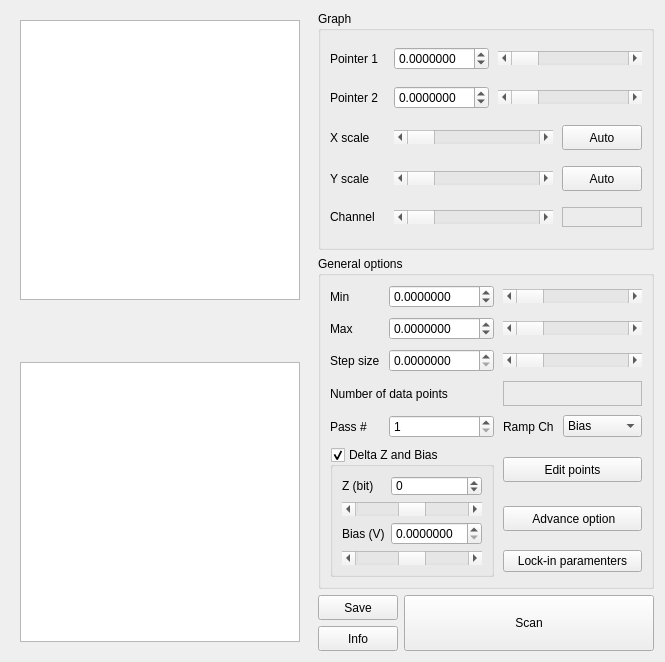
First picture: the form in pyqt5 STM software/ui/Spectroscopy.ui, repository freestylexyz/STM-pyqt5-software, before the edit.
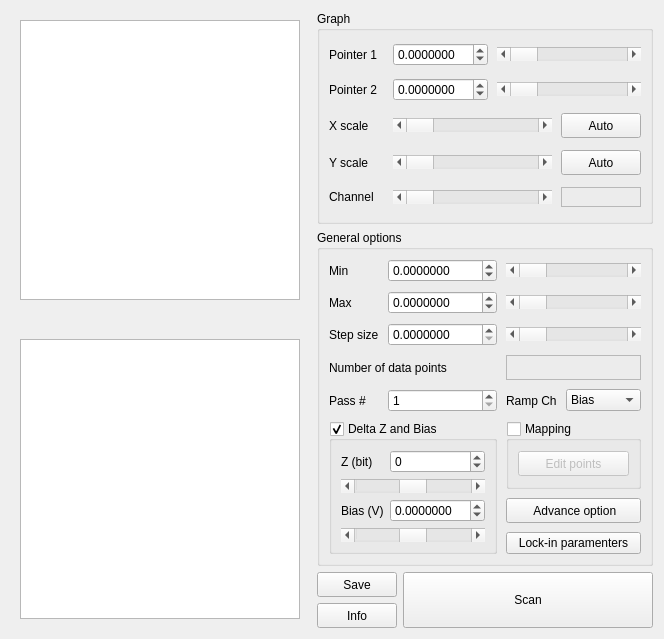
Second picture: the form after the edit.

```diff
--- a/pyqt5 STM software/ui/Spectroscopy.ui
+++ b/pyqt5 STM software/ui/Spectroscopy.ui
@@ -6,8 +6,8 @@
    <rect>
     <x>0</x>
     <y>0</y>
-    <width>665</width>
-    <height>662</height>
+    <width>664</width>
+    <height>639</height>
    </rect>
   </property>
   <property name="windowTitle">
@@ -383,19 +383,6 @@
         </property>
        </widget>
       </item>
-      <item row="6" column="2" colspan="2">
-       <widget class="QPushButton" name="pushButton_EditPoints">
-        <property name="minimumSize">
-         <size>
-          <width>0</width>
-          <height>25</height>
-         </size>
-        </property>
-        <property name="text">
-         <string>Edit points</string>
-        </property>
-       </widget>
-      </item>
       <item row="3" column="0" colspan="2">
        <widget class="QLabel" name="label_13">
         <property name="text">
@@ -466,6 +453,9 @@
           <height>0</height>
          </size>
         </property>
+        <property name="minimum">
+         <number>1</number>
+        </property>
         <property name="maximum">
          <number>65535</number>
         </property>
@@ -534,8 +524,11 @@
           <height>0</height>
          </size>
         </property>
+        <property name="minimum">
+         <number>0</number>
+        </property>
         <property name="maximum">
-         <number>65535</number>
+         <number>65534</number>
         </property>
         <property name="orientation">
          <enum>Qt::Horizontal</enum>
@@ -602,6 +595,12 @@
            <property name="decimals">
             <number>7</number>
            </property>
+           <property name="minimum">
+            <double>-10.000000000000000</double>
+           </property>
+           <property name="maximum">
+            <double>10.000000000000000</double>
+           </property>
           </widget>
          </item>
          <item row="0" column="1">
@@ -658,6 +657,34 @@
         </layout>
        </widget>
       </item>
+      <item row="6" column="2" colspan="2">
+       <widget class="QGroupBox" name="groupBox_Mapping">
+        <property name="title">
+         <string>Mapping</string>
+        </property>
+        <property name="checkable">
+         <bool>true</bool>
+        </property>
+        <property name="checked">
+         <bool>false</bool>
+        </property>
+        <layout class="QGridLayout" name="gridLayout_2">
+         <item row="0" column="0">
+          <widget class="QPushButton" name="pushButton_EditPoints">
+           <property name="minimumSize">
+            <size>
+             <width>0</width>
+             <height>25</height>
+            </size>
+           </property>
+           <property name="text">
+            <string>Edit points</string>
+           </property>
+          </widget>
+         </item>
+        </layout>
+       </widget>
+      </item>
      </layout>
     </widget>
    </item>
```
Left out of the diff: 143 changed lines with no effect on the pictures.
